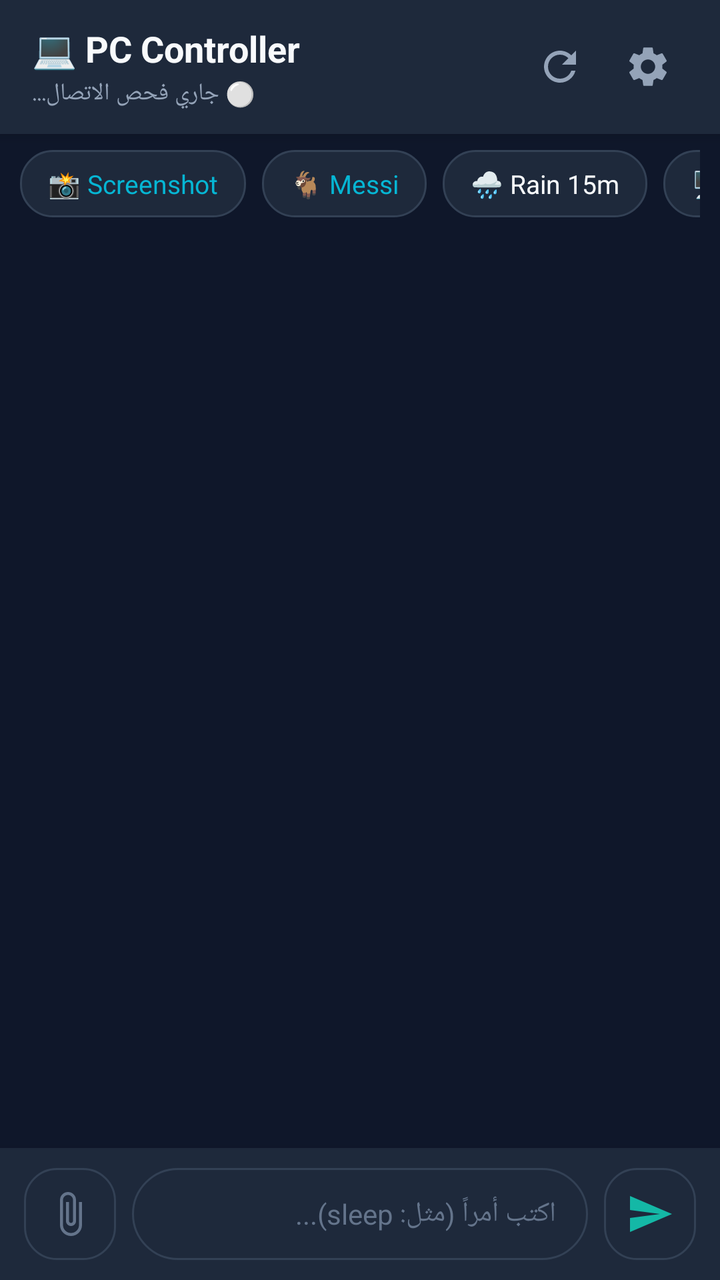
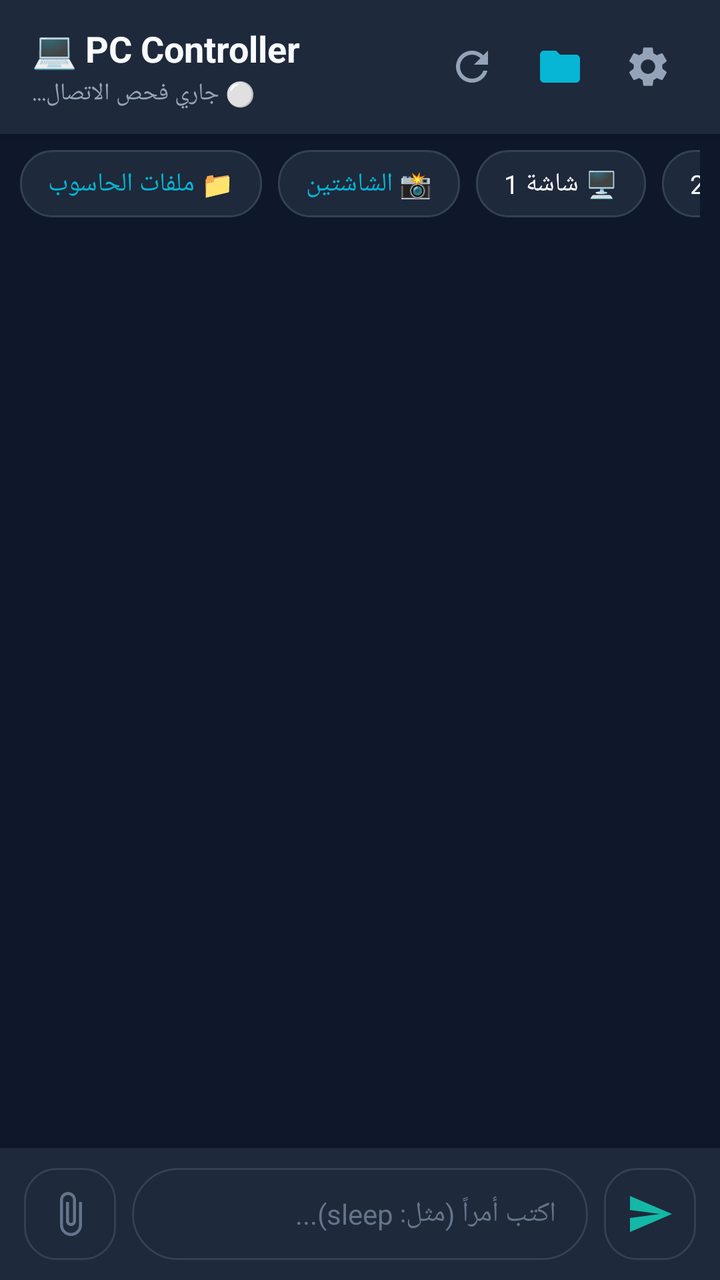

Before-and-after screenshots of an Android layout around one commit, followed by the original layout XML and the change that was made.
<!-- AndroidManifest.xml: application theme Theme.PCRemote -->
<!-- res/layout/activity_main.xml -->
<?xml version="1.0" encoding="utf-8"?>
<androidx.constraintlayout.widget.ConstraintLayout xmlns:android="http://schemas.android.com/apk/res/android"
    xmlns:app="http://schemas.android.com/apk/res-auto"
    android:layout_width="match_parent"
    android:layout_height="match_parent"
    android:background="@color/bg_dark">

    
    <LinearLayout
        android:id="@+id/headerLayout"
        android:layout_width="match_parent"
        android:layout_height="wrap_content"
        android:background="@color/surface_dark"
        android:elevation="4dp"
        android:gravity="center_vertical"
        android:orientation="horizontal"
        android:paddingStart="16dp"
        android:paddingTop="12dp"
        android:paddingEnd="16dp"
        android:paddingBottom="12dp"
        app:layout_constraintTop_toTopOf="parent">

        <LinearLayout
            android:layout_width="0dp"
            android:layout_height="wrap_content"
            android:layout_weight="1"
            android:orientation="vertical">

            <TextView
                android:layout_width="wrap_content"
                android:layout_height="wrap_content"
                android:text="💻 PC Controller"
                android:textColor="@color/text_primary"
                android:textSize="18sp"
                android:textStyle="bold" />

            <TextView
                android:id="@+id/tvConnectionStatus"
                android:layout_width="wrap_content"
                android:layout_height="wrap_content"
                android:layout_marginTop="2dp"
                android:text="⚪ جاري فحص الاتصال..."
                android:textColor="@color/text_secondary"
                android:textSize="12sp" />
        </LinearLayout>

        <ImageButton
            android:id="@+id/btnRefresh"
            android:layout_width="40dp"
            android:layout_height="40dp"
            android:background="?attr/selectableItemBackgroundBorderless"
            android:contentDescription="Refresh"
            android:padding="8dp"
            android:src="@drawable/ic_refresh"
            app:tint="@color/text_secondary" />

        <ImageButton
            android:id="@+id/btnSettings"
            android:layout_width="40dp"
            android:layout_height="40dp"
            android:layout_marginStart="4dp"
            android:background="?attr/selectableItemBackgroundBorderless"
            android:contentDescription="Settings"
            android:padding="8dp"
            android:src="@drawable/ic_settings"
            app:tint="@color/text_secondary" />

    </LinearLayout>

    
    <HorizontalScrollView
        android:id="@+id/quickActionsScroll"
        android:layout_width="match_parent"
        android:layout_height="wrap_content"
        android:background="@color/bg_dark"
        android:paddingStart="10dp"
        android:paddingTop="8dp"
        android:paddingEnd="10dp"
        android:paddingBottom="8dp"
        android:scrollbars="none"
        app:layout_constraintTop_toBottomOf="@id/headerLayout">

        <LinearLayout
            android:id="@+id/quickActionsLayout"
            android:layout_width="wrap_content"
            android:layout_height="wrap_content"
            android:gravity="center_vertical"
            android:orientation="horizontal">

            <TextView
                android:id="@+id/chipScreenshot"
                android:layout_width="wrap_content"
                android:layout_height="wrap_content"
                android:layout_marginEnd="8dp"
                android:background="@drawable/bg_chip"
                android:clickable="true"
                android:focusable="true"
                android:text="📸 Screenshot"
                android:textColor="@color/accent"
                android:textSize="13sp" />

            <TextView
                android:id="@+id/chipMessi"
                android:layout_width="wrap_content"
                android:layout_height="wrap_content"
                android:layout_marginEnd="8dp"
                android:background="@drawable/bg_chip"
                android:clickable="true"
                android:focusable="true"
                android:text="🐐 Messi"
                android:textColor="@color/accent"
                android:textSize="13sp" />

            <TextView
                android:id="@+id/chipRain"
                android:layout_width="wrap_content"
                android:layout_height="wrap_content"
                android:layout_marginEnd="8dp"
                android:background="@drawable/bg_chip"
                android:clickable="true"
                android:focusable="true"
                android:text="🌧️ Rain 15m"
                android:textColor="@color/text_primary"
                android:textSize="13sp" />

            <TextView
                android:id="@+id/chipRainMin"
                android:layout_width="wrap_content"
                android:layout_height="wrap_content"
                android:layout_marginEnd="8dp"
                android:background="@drawable/bg_chip"
                android:clickable="true"
                android:focusable="true"
                android:text="🖥️ Rain Min"
                android:textColor="@color/text_primary"
                android:textSize="13sp" />

            <TextView
                android:id="@+id/chipVol15"
                android:layout_width="wrap_content"
                android:layout_height="wrap_content"
                android:layout_marginEnd="8dp"
                android:background="@drawable/bg_chip"
                android:clickable="true"
                android:focusable="true"
                android:text="🔊 15%"
                android:textColor="@color/text_primary"
                android:textSize="13sp" />

            <TextView
                android:id="@+id/chipVol25"
                android:layout_width="wrap_content"
                android:layout_height="wrap_content"
                android:layout_marginEnd="8dp"
                android:background="@drawable/bg_chip"
                android:clickable="true"
                android:focusable="true"
                android:text="🔊 25%"
                android:textColor="@color/text_primary"
                android:textSize="13sp" />

            <TextView
                android:id="@+id/chipVol40"
                android:layout_width="wrap_content"
                android:layout_height="wrap_content"
                android:layout_marginEnd="8dp"
                android:background="@drawable/bg_chip"
                android:clickable="true"
                android:focusable="true"
                android:text="🔊 40%"
                android:textColor="@color/text_primary"
                android:textSize="13sp" />

            <TextView
                android:id="@+id/chipMute"
                android:layout_width="wrap_content"
                android:layout_height="wrap_content"
                android:layout_marginEnd="8dp"
                android:background="@drawable/bg_chip"
                android:clickable="true"
                android:focusable="true"
                android:text="🔇 Mute"
                android:textColor="@color/text_primary"
                android:textSize="13sp" />

            <TextView
                android:id="@+id/chipSleep"
                android:layout_width="wrap_content"
                android:layout_height="wrap_content"
                android:layout_marginEnd="8dp"
                android:background="@drawable/bg_chip"
                android:clickable="true"
                android:focusable="true"
                android:text="💤 Sleep"
                android:textColor="@color/text_primary"
                android:textSize="13sp" />

            <TextView
                android:id="@+id/chipLock"
                android:layout_width="wrap_content"
                android:layout_height="wrap_content"
                android:layout_marginEnd="8dp"
                android:background="@drawable/bg_chip"
                android:clickable="true"
                android:focusable="true"
                android:text="🔒 Lock"
                android:textColor="@color/text_primary"
                android:textSize="13sp" />

            <TextView
                android:id="@+id/chipStatus"
                android:layout_width="wrap_content"
                android:layout_height="wrap_content"
                android:layout_marginEnd="8dp"
                android:background="@drawable/bg_chip"
                android:clickable="true"
                android:focusable="true"
                android:text="ℹ️ Status"
                android:textColor="@color/text_primary"
                android:textSize="13sp" />

            <TextView
                android:id="@+id/chipCancel"
                android:layout_width="wrap_content"
                android:layout_height="wrap_content"
                android:layout_marginEnd="8dp"
                android:background="@drawable/bg_chip"
                android:clickable="true"
                android:focusable="true"
                android:text="🛑 Stop"
                android:textColor="@color/text_primary"
                android:textSize="13sp" />

            <TextView
                android:id="@+id/chipRestart"
                android:layout_width="wrap_content"
                android:layout_height="wrap_content"
                android:layout_marginEnd="8dp"
                android:background="@drawable/bg_chip"
                android:clickable="true"
                android:focusable="true"
                android:text="🔄 Restart"
                android:textColor="@color/text_primary"
                android:textSize="13sp" />

            <TextView
                android:id="@+id/chipShutdown"
                android:layout_width="wrap_content"
                android:layout_height="wrap_content"
                android:background="@drawable/bg_chip"
                android:clickable="true"
                android:focusable="true"
                android:text="⚠️ Shutdown"
                android:textColor="#F87171"
                android:textSize="13sp" />

        </LinearLayout>
    </HorizontalScrollView>

    
    <androidx.recyclerview.widget.RecyclerView
        android:id="@+id/rvMessages"
        android:layout_width="match_parent"
        android:layout_height="0dp"
        android:clipToPadding="false"
        android:paddingTop="8dp"
        android:paddingBottom="8dp"
        app:layout_constraintBottom_toTopOf="@id/bottomInputLayout"
        app:layout_constraintTop_toBottomOf="@id/quickActionsScroll" />

    
    <LinearLayout
        android:id="@+id/bottomInputLayout"
        android:layout_width="match_parent"
        android:layout_height="wrap_content"
        android:background="@color/surface_dark"
        android:elevation="8dp"
        android:gravity="center_vertical"
        android:orientation="horizontal"
        android:paddingStart="12dp"
        android:paddingTop="10dp"
        android:paddingEnd="12dp"
        android:paddingBottom="10dp"
        app:layout_constraintBottom_toBottomOf="parent">

        <ImageButton
            android:id="@+id/btnAttach"
            android:layout_width="46dp"
            android:layout_height="46dp"
            android:layout_marginEnd="8dp"
            android:background="@drawable/bg_chip"
            android:contentDescription="Attach File"
            android:padding="11dp"
            android:src="@drawable/ic_attach"
            app:tint="@color/text_muted" />

        <EditText
            android:id="@+id/etCommand"
            android:layout_width="0dp"
            android:layout_height="46dp"
            android:layout_weight="1"
            android:background="@drawable/bg_input"
            android:hint="@string/type_a_command"
            android:imeOptions="actionSend"
            android:inputType="text"
            android:paddingStart="16dp"
            android:paddingEnd="16dp"
            android:textColor="@color/text_primary"
            android:textColorHint="@color/text_muted"
            android:textSize="14sp" />

        <ImageButton
            android:id="@+id/btnSend"
            android:layout_width="46dp"
            android:layout_height="46dp"
            android:layout_marginStart="8dp"
            android:background="@drawable/bg_chip"
            android:contentDescription="Send"
            android:padding="11dp"
            android:src="@drawable/ic_send"
            app:tint="@color/primary_light" />

    </LinearLayout>

</androidx.constraintlayout.widget.ConstraintLayout>
<!-- resources referenced by this layout -->
<resources>
  <color name="accent">#06B6D4</color>
  <color name="bg_dark">#0F172A</color>
  <color name="primary_light">#14B8A6</color>
  <color name="surface_dark">#1E293B</color>
  <color name="text_muted">#64748B</color>
  <color name="text_primary">#F8FAFC</color>
  <color name="text_secondary">#94A3B8</color>
  <!-- drawable bg_chip (drawable) -->
  <?xml version="1.0" encoding="utf-8"?>
  <ripple xmlns:android="http://schemas.android.com/apk/res/android"
      android:color="@color/primary_light">
      <item>
          <shape>
              <solid android:color="@color/surface_dark" />
              <stroke android:width="1dp" android:color="@color/surface_variant" />
              <corners android:radius="16dp" />
              <padding
                  android:left="14dp"
                  android:top="8dp"
                  android:right="14dp"
                  android:bottom="8dp" />
          </shape>
      </item>
  </ripple>
  <!-- drawable bg_input (drawable) -->
  <?xml version="1.0" encoding="utf-8"?>
  <shape xmlns:android="http://schemas.android.com/apk/res/android">
      <solid android:color="@color/surface_dark" />
      <stroke android:width="1dp" android:color="@color/surface_variant" />
      <corners android:radius="24dp" />
  </shape>
  <!-- drawable ic_attach (drawable) -->
  <vector xmlns:android="http://schemas.android.com/apk/res/android"
      android:width="24dp"
      android:height="24dp"
      android:viewportWidth="24"
      android:viewportHeight="24">
    <path
        android:fillColor="#FFFFFFFF"
        android:pathData="M16.5,6v11.5c0,2.21 -1.79,4 -4,4s-4,-1.79 -4,-4V5c0,-1.38 1.12,-2.5 2.5,-2.5s2.5,1.12 2.5,2.5v10.5c0,0.55 -0.45,1 -1,1s-1,-0.45 -1,-1V6H10v9.5c0,1.38 1.12,2.5 2.5,2.5s2.5,-1.12 2.5,-2.5V5c0,-2.21 -1.79,-4 -4,-4S7,2.79 7,5v12.5c0,3.04 2.46,5.5 5.5,5.5s5.5,-2.46 5.5,-5.5V6h-1.5z"/>
  </vector>
  <!-- drawable ic_refresh (drawable) -->
  <vector xmlns:android="http://schemas.android.com/apk/res/android"
      android:width="24dp"
      android:height="24dp"
      android:viewportWidth="24"
      android:viewportHeight="24">
    <path
        android:fillColor="@color/text_primary"
        android:pathData="M17.65,6.35C16.2,4.9 14.21,4 12,4c-4.42,0 -7.99,3.58 -7.99,8s3.57,8 7.99,8c3.73,0 6.84,-2.55 7.73,-6h-2.08c-0.82,2.33 -3.04,4 -5.65,4 -3.31,0 -6,-2.69 -6,-6s2.69,-6 6,-6c1.66,0 3.14,0.69 4.22,1.78L13,11h7V4l-2.35,2.35z"/>
  </vector>
  <!-- drawable ic_send (drawable) -->
  <vector xmlns:android="http://schemas.android.com/apk/res/android"
      android:width="24dp"
      android:height="24dp"
      android:viewportWidth="24"
      android:viewportHeight="24">
    <path
        android:fillColor="@color/text_primary"
        android:pathData="M2.01,21L23,12 2.01,3 2,10l15,2 -15,2z"/>
  </vector>
  <string name="type_a_command">اكتب أمراً (مثل: sleep)...</string>
  <style name="Theme.PCRemote" parent="Theme.MaterialComponents.DayNight.NoActionBar">
          
          <item name="colorPrimary">@color/primary</item>
          <item name="colorPrimaryVariant">@color/primary_dark</item>
          <item name="colorOnPrimary">@color/text_primary</item>
          
          <item name="colorSecondary">@color/accent</item>
          <item name="colorSecondaryVariant">@color/accent</item>
          <item name="colorOnSecondary">@color/text_primary</item>
          
          <item name="android:statusBarColor">@color/bg_dark</item>
          <item name="android:windowBackground">@color/bg_dark</item>
      </style>
  <color name="surface_variant">#334155</color>
  <color name="primary">#0D9488</color>
  <color name="primary_dark">#0F766E</color>
  <!-- unchanged entries left out for length: 1 -->
</resources>

<!-- the commit's change to res/layout/activity_main.xml (unified diff, before → after) -->
@@ -55,6 +55,17 @@
             app:tint="@color/text_secondary" />
 
         <ImageButton
+            android:id="@+id/btnBrowseFiles"
+            android:layout_width="40dp"
+            android:layout_height="40dp"
+            android:layout_marginStart="4dp"
+            android:background="?attr/selectableItemBackgroundBorderless"
+            android:contentDescription="Browse PC Files"
+            android:padding="8dp"
+            android:src="@drawable/ic_folder"
+            app:tint="@color/accent" />
+
+        <ImageButton
             android:id="@+id/btnSettings"
             android:layout_width="40dp"
             android:layout_height="40dp"
@@ -88,15 +99,51 @@
             android:orientation="horizontal">
 
             <TextView
-                android:id="@+id/chipScreenshot"
-                android:layout_width="wrap_content"
-                android:layout_height="wrap_content"
-                android:layout_marginEnd="8dp"
-                android:background="@drawable/bg_chip"
-                android:clickable="true"
-                android:focusable="true"
-                android:text="📸 Screenshot"
+                android:id="@+id/chipBrowseFiles"
+                android:layout_width="wrap_content"
+                android:layout_height="wrap_content"
+                android:layout_marginEnd="8dp"
+                android:background="@drawable/bg_chip"
+                android:clickable="true"
+                android:focusable="true"
+                android:text="📁 ملفات الحاسوب"
                 android:textColor="@color/accent"
+                android:textSize="13sp" />
+
+            <TextView
+                android:id="@+id/chipScreenshotAll"
+                android:layout_width="wrap_content"
+                android:layout_height="wrap_content"
+                android:layout_marginEnd="8dp"
+                android:background="@drawable/bg_chip"
+                android:clickable="true"
+                android:focusable="true"
+                android:text="📸 الشاشتين"
+                android:textColor="@color/accent"
+                android:textSize="13sp" />
+
+            <TextView
+                android:id="@+id/chipScreenshot1"
+                android:layout_width="wrap_content"
+                android:layout_height="wrap_content"
+                android:layout_marginEnd="8dp"
+                android:background="@drawable/bg_chip"
+                android:clickable="true"
+                android:focusable="true"
+                android:text="🖥️ شاشة 1"
+                android:textColor="@color/text_primary"
+                android:textSize="13sp" />
+
+            <TextView
+                android:id="@+id/chipScreenshot2"
+                android:layout_width="wrap_content"
+                android:layout_height="wrap_content"
+                android:layout_marginEnd="8dp"
+                android:background="@drawable/bg_chip"
+                android:clickable="true"
+                android:focusable="true"
+                android:text="🖥️ شاشة 2"
+                android:textColor="@color/text_primary"
                 android:textSize="13sp" />
 
             <TextView
<!-- resource entries referenced after the edit -->
@@ -41,6 +41,16 @@
         android:fillColor="#FFFFFFFF"
         android:pathData="M16.5,6v11.5c0,2.21 -1.79,4 -4,4s-4,-1.79 -4,-4V5c0,-1.38 1.12,-2.5 2.5,-2.5s2.5,1.12 2.5,2.5v10.5c0,0.55 -0.45,1 -1,1s-1,-0.45 -1,-1V6H10v9.5c0,1.38 1.12,2.5 2.5,2.5s2.5,-1.12 2.5,-2.5V5c0,-2.21 -1.79,-4 -4,-4S7,2.79 7,5v12.5c0,3.04 2.46,5.5 5.5,5.5s5.5,-2.46 5.5,-5.5V6h-1.5z"/>
   </vector>
+  <!-- drawable ic_folder (drawable) -->
+  <vector xmlns:android="http://schemas.android.com/apk/res/android"
+      android:width="24dp"
+      android:height="24dp"
+      android:viewportWidth="24"
+      android:viewportHeight="24">
+    <path
+        android:fillColor="#FFFFFFFF"
+        android:pathData="M10,4H4c-1.1,0 -1.99,0.9 -1.99,2L2,18c0,1.1 0.9,2 2,2h16c1.1,0 2,-0.9 2,-2V8c0,-1.1 -0.9,-2 -2,-2h-8l-2,-2z"/>
+  </vector>
   <!-- drawable ic_refresh (drawable) -->
   <vector xmlns:android="http://schemas.android.com/apk/res/android"
       android:width="24dp"
